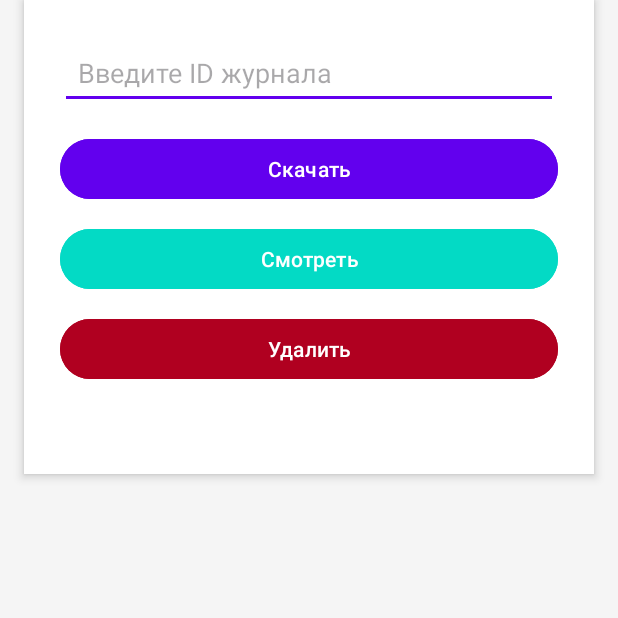
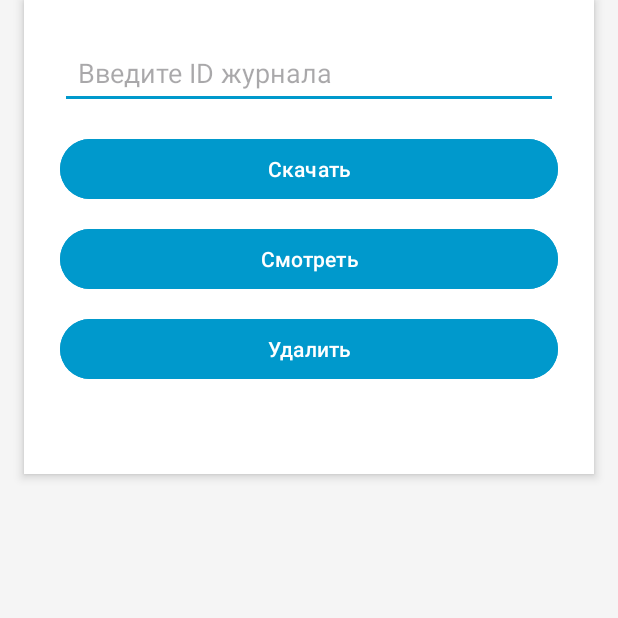
Before and after one commit to MaksimEliseev/5Laba_Eliseev, an Android app: the screen it shows after launch (MainActivity), on a phone screen of 412 x 824 dp, the top half of it. Run offline under Robolectric (Android 15) with nearby library versions, the phone set to English and light mode, and no system bars.

Commit message:
first commit

```diff
--- a/app/src/main/res/layout/activity_main.xml
+++ b/app/src/main/res/layout/activity_main.xml
@@ -26,7 +26,7 @@
             android:layout_height="wrap_content"
             android:hint="Введите ID журнала"
             android:inputType="number"
-            android:backgroundTint="#FF6200EE"
+            android:backgroundTint="#0099CC"
             android:padding="12dp"
             android:textColor="#333333" />
 
@@ -37,7 +37,7 @@
             android:layout_height="wrap_content"
             android:text="Скачать"
             android:layout_marginTop="16dp"
-            android:backgroundTint="#6200EE"
+            android:backgroundTint="#0099CC"
             android:textColor="#FFFFFF"
             android:paddingVertical="10dp" />
 
@@ -49,7 +49,7 @@
             android:text="Смотреть"
             android:layout_marginTop="12dp"
             android:enabled="false"
-            android:backgroundTint="#03DAC5"
+            android:backgroundTint="#0099CC"
             android:textColor="#FFFFFF"
             android:paddingVertical="10dp" />
 
@@ -61,7 +61,7 @@
             android:text="Удалить"
             android:layout_marginTop="12dp"
             android:enabled="false"
-            android:backgroundTint="#B00020"
+            android:backgroundTint="#0099CC"
             android:textColor="#FFFFFF"
             android:paddingVertical="10dp" />
 
--- a/app/src/main/res/values/colors.xml
+++ b/app/src/main/res/values/colors.xml
@@ -2,4 +2,5 @@
 <resources>
     <color name="black">#FF000000</color>
     <color name="white">#FFFFFFFF</color>
+    <color name="blur">#0099CC</color>
 </resources>
```
